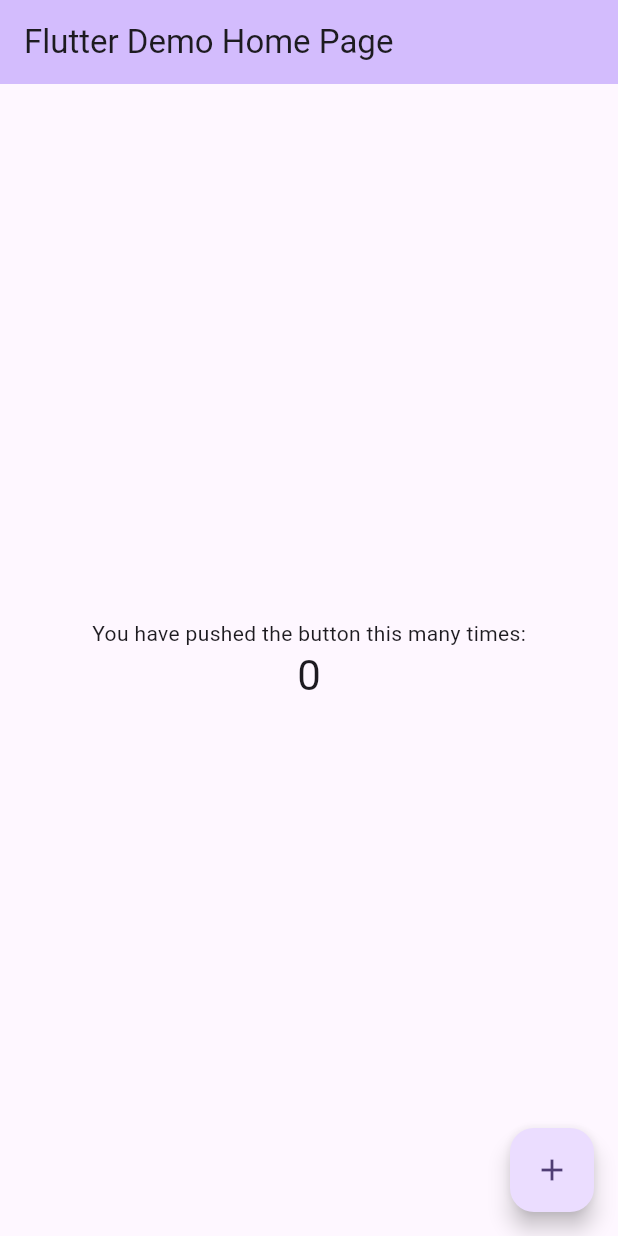
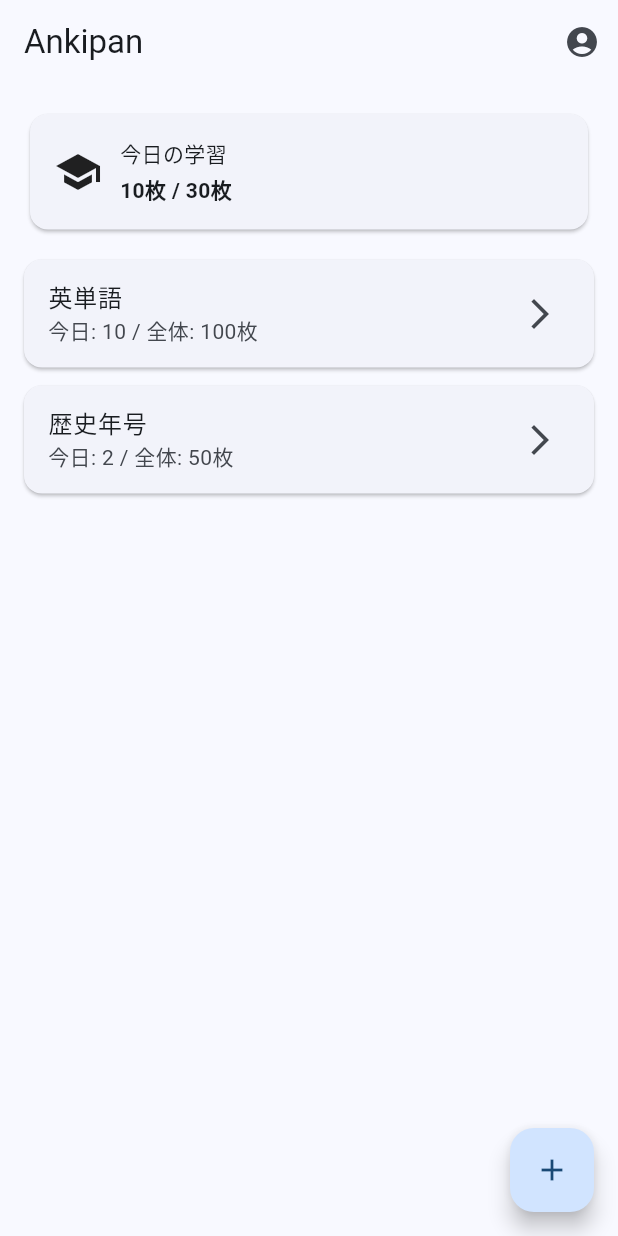
Before and after one commit to TakumiOkayasu/ankipan, a Flutter app: the screen it shows after launch, on a phone screen of 412 x 824 dp. Run offline on Flutter 3.47's test engine with Material 3 defaults, Android fonts, the phone set to English and light mode, and no system bars.

Commit message:
feat: create base codes

```diff
--- /dev/null
+++ b/lib/deck_card.dart
@@ -0,0 +1,37 @@
+import 'package:flutter/material.dart';
+
+class Deck {
+  final String title;
+  final int reviewedToday;
+  final int totalCards;
+
+  Deck(
+      {required this.title,
+      required this.reviewedToday,
+      required this.totalCards});
+}
+
+final dummyDecks = [
+  Deck(title: "英単語", reviewedToday: 10, totalCards: 100),
+  Deck(title: "歴史年号", reviewedToday: 2, totalCards: 50),
+];
+
+class DeckCard extends StatelessWidget {
+  final Deck deck;
+  const DeckCard({super.key, required this.deck});
+
+  @override
+  Widget build(BuildContext context) {
+    return Card(
+      margin: const EdgeInsets.only(bottom: 12),
+      child: ListTile(
+        title: Text(deck.title),
+        subtitle: Text("今日: ${deck.reviewedToday} / 全体: ${deck.totalCards}枚"),
+        trailing: const Icon(Icons.arrow_forward_ios),
+        onTap: () {
+          Navigator.pushNamed(context, '/deckDetail', arguments: deck);
+        },
+      ),
+    );
+  }
+}
--- /dev/null
+++ b/lib/home_screen.dart
@@ -0,0 +1,49 @@
+import 'package:ankipan/deck_card.dart';
+import 'package:ankipan/summary_card.dart';
+import 'package:flutter/material.dart';
+
+class HomeScreen extends StatelessWidget {
+  const HomeScreen({super.key});
+
+  @override
+  Widget build(BuildContext context) {
+    return Scaffold(
+      appBar: AppBar(
+        title: const Text("Ankipan"),
+        actions: [
+          IconButton(
+            icon: const Icon(Icons.account_circle),
+            onPressed: () {
+              // プロフィール画面へ遷移など
+            },
+          ),
+        ],
+      ),
+      body: Padding(
+        padding: const EdgeInsets.all(16),
+        child: Column(
+          crossAxisAlignment: CrossAxisAlignment.start,
+          children: [
+            const SummaryCard(),
+            const SizedBox(height: 16),
+            Expanded(
+              child: ListView.builder(
+                itemCount: dummyDecks.length,
+                itemBuilder: (context, index) {
+                  final deck = dummyDecks[index];
+                  return DeckCard(deck: deck);
+                },
+              ),
+            ),
+          ],
+        ),
+      ),
+      floatingActionButton: FloatingActionButton(
+        onPressed: () {
+          Navigator.pushNamed(context, '/createDeck');
+        },
+        child: const Icon(Icons.add),
+      ),
+    );
+  }
+}
--- a/lib/main.dart
+++ b/lib/main.dart
@@ -1,3 +1,4 @@
+import 'package:ankipan/home_screen.dart';
 import 'package:flutter/material.dart';
 
 void main() {
@@ -7,119 +8,16 @@
 class MyApp extends StatelessWidget {
   const MyApp({super.key});
 
-  // This widget is the root of your application.
   @override
   Widget build(BuildContext context) {
     return MaterialApp(
-      title: 'Flutter Demo',
+      title: 'Ankipan',
       theme: ThemeData(
-        // This is the theme of your application.
-        //
-        // TRY THIS: Try running your application with "flutter run". You'll see
-        // the application has a purple toolbar. Then, without quitting the app,
-        // try changing the seedColor in the colorScheme below to Colors.green
-        // and then invoke "hot reload" (save your changes or press the "hot
-        // reload" button in a Flutter-supported IDE, or press "r" if you used
-        // the command line to start the app).
-        //
-        // Notice that the counter didn't reset back to zero; the application
-        // state is not lost during the reload. To reset the state, use hot
-        // restart instead.
-        //
-        // This works for code too, not just values: Most code changes can be
-        // tested with just a hot reload.
-        colorScheme: ColorScheme.fromSeed(seedColor: Colors.deepPurple),
         useMaterial3: true,
+        colorScheme: ColorScheme.fromSeed(seedColor: Colors.blue),
       ),
-      home: const MyHomePage(title: 'Flutter Demo Home Page'),
+      home: const HomeScreen(),
+      debugShowCheckedModeBanner: false,
     );
   }
 }
-
-class MyHomePage extends StatefulWidget {
-  const MyHomePage({super.key, required this.title});
-
-  // This widget is the home page of your application. It is stateful, meaning
-  // that it has a State object (defined below) that contains fields that affect
-  // how it looks.
-
-  // This class is the configuration for the state. It holds the values (in this
-  // case the title) provided by the parent (in this case the App widget) and
-  // used by the build method of the State. Fields in a Widget subclass are
-  // always marked "final".
-
-  final String title;
-
-  @override
-  State<MyHomePage> createState() => _MyHomePageState();
-}
-
-class _MyHomePageState extends State<MyHomePage> {
-  int _counter = 0;
-
-  void _incrementCounter() {
-    setState(() {
-      // This call to setState tells the Flutter framework that something has
-      // changed in this State, which causes it to rerun the build method below
-      // so that the display can reflect the updated values. If we changed
-      // _counter without calling setState(), then the build method would not be
-      // called again, and so nothing would appear to happen.
-      _counter++;
-    });
-  }
-
-  @override
-  Widget build(BuildContext context) {
-    // This method is rerun every time setState is called, for instance as done
-    // by the _incrementCounter method above.
-    //
-    // The Flutter framework has been optimized to make rerunning build methods
-    // fast, so that you can just rebuild anything that needs updating rather
-    // than having to individually change instances of widgets.
-    return Scaffold(
-      appBar: AppBar(
-        // TRY THIS: Try changing the color here to a specific color (to
-        // Colors.amber, perhaps?) and trigger a hot reload to see the AppBar
-        // change color while the other colors stay the same.
-        backgroundColor: Theme.of(context).colorScheme.inversePrimary,
-        // Here we take the value from the MyHomePage object that was created by
-        // the App.build method, and use it to set our appbar title.
-        title: Text(widget.title),
-      ),
-      body: Center(
-        // Center is a layout widget. It takes a single child and positions it
-        // in the middle of the parent.
-        child: Column(
-          // Column is also a layout widget. It takes a list of children and
-          // arranges them vertically. By default, it sizes itself to fit its
-          // children horizontally, and tries to be as tall as its parent.
-          //
-          // Column has various properties to control how it sizes itself and
-          // how it positions its children. Here we use mainAxisAlignment to
-          // center the children vertically; the main axis here is the vertical
-          // axis because Columns are vertical (the cross axis would be
-          // horizontal).
-          //
-          // TRY THIS: Invoke "debug painting" (choose the "Toggle Debug Paint"
-          // action in the IDE, or press "p" in the console), to see the
-          // wireframe for each widget.
-          mainAxisAlignment: MainAxisAlignment.center,
-          children: <Widget>[
-            const Text(
-              'You have pushed the button this many times:',
-            ),
-            Text(
-              '$_counter',
-              style: Theme.of(context).textTheme.headlineMedium,
-            ),
-          ],
-        ),
-      ),
-      floatingActionButton: FloatingActionButton(
-        onPressed: _incrementCounter,
-        tooltip: 'Increment',
-        child: const Icon(Icons.add),
-      ), // This trailing comma makes auto-formatting nicer for build methods.
-    );
-  }
-}
--- /dev/null
+++ b/lib/summary_card.dart
@@ -0,0 +1,29 @@
+import 'package:flutter/material.dart';
+
+class SummaryCard extends StatelessWidget {
+  const SummaryCard({super.key});
+
+  @override
+  Widget build(BuildContext context) {
+    return const Card(
+      child: Padding(
+        padding: EdgeInsets.all(16),
+        child: Row(
+          children: [
+            Icon(Icons.school, size: 32),
+            SizedBox(width: 12),
+            Column(
+              crossAxisAlignment: CrossAxisAlignment.start,
+              children: [
+                Text("今日の学習"),
+                SizedBox(height: 4),
+                Text("10枚 / 30枚",
+                    style: TextStyle(fontWeight: FontWeight.bold)),
+              ],
+            )
+          ],
+        ),
+      ),
+    );
+  }
+}
```
